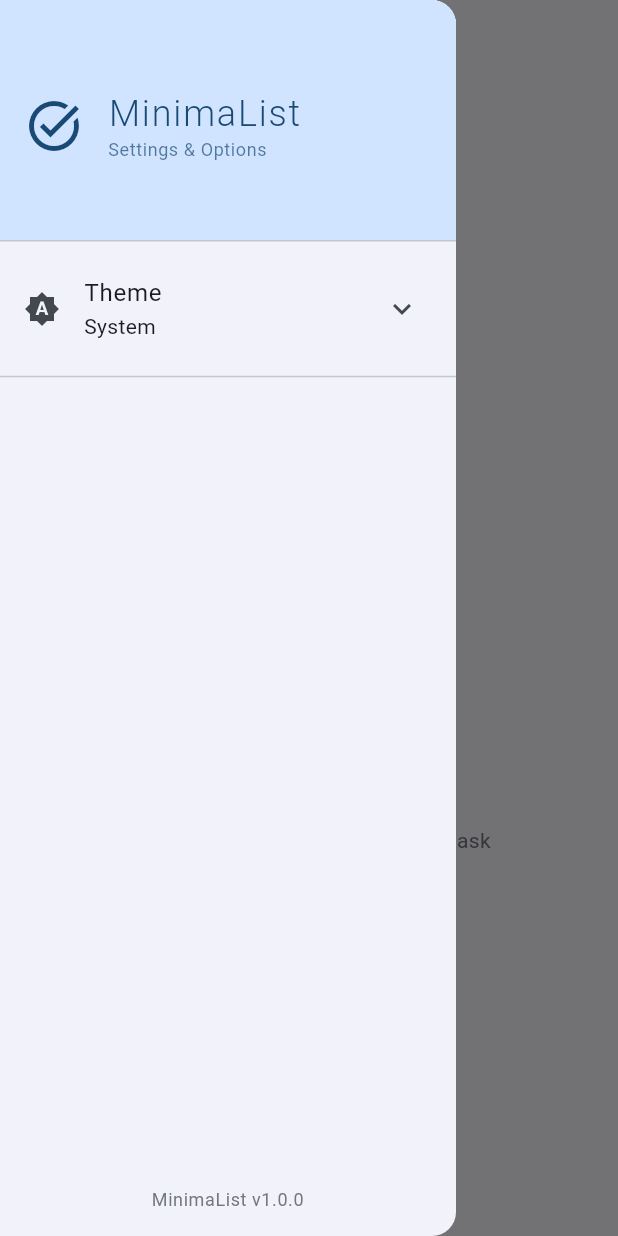
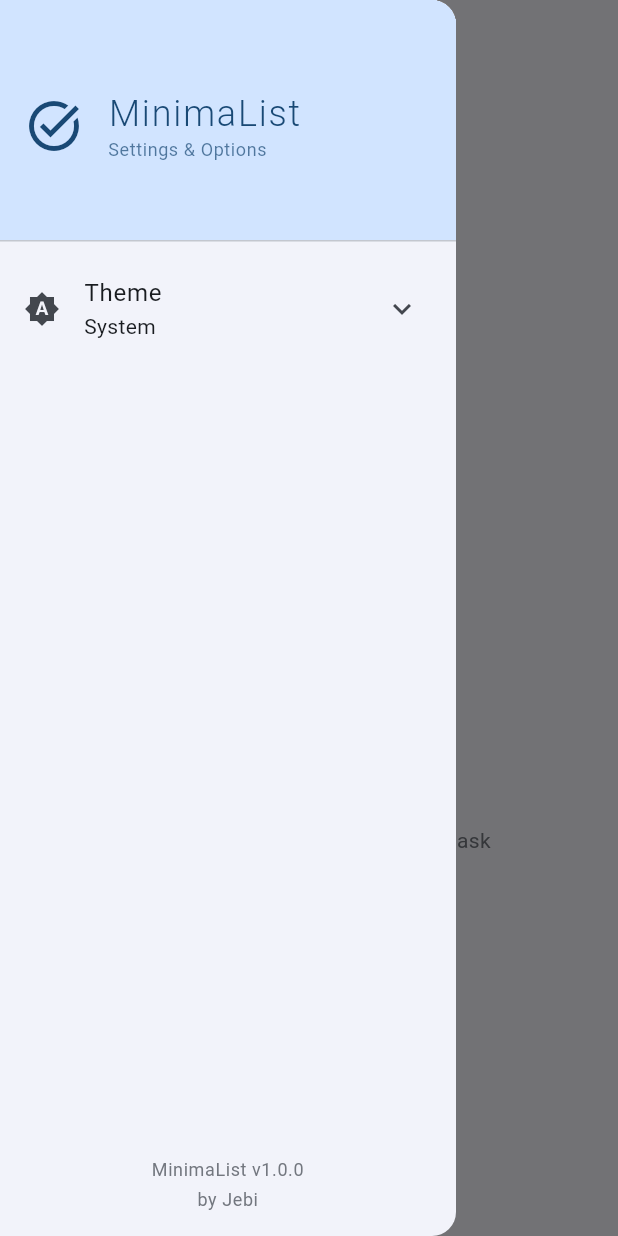
Before and after one commit to HeunLi/MinimaList, a Flutter app: the screen it shows after launch, with the side drawer open, on a phone screen of 412 x 824 dp. Run offline on Flutter 3.47's test engine with Material 3 defaults, Android fonts, the phone set to English and light mode, and no system bars; our stand-ins replace shared_preferences, sqflite; accounts and stored records are empty.

Commit message:
added branding

```diff
--- a/lib/widgets/app_drawer.dart
+++ b/lib/widgets/app_drawer.dart
@@ -133,132 +133,7 @@
                   },
                 ),
 
-                // Filter Section
-                Consumer<TaskProvider>(
-                  builder: (context, taskProvider, child) {
-                    if (taskProvider.allTasks.isEmpty) {
-                      return const SizedBox.shrink();
-                    }
 
-                    return ExpansionTile(
-                      leading: const Icon(Icons.filter_list),
-                      title: const Text('Filter Tasks'),
-                      subtitle: Text(
-                        taskProvider.filterPriority != null
-                            ? '${taskProvider.filterPriority!.displayName} Priority'
-                            : 'All Tasks',
-                      ),
-                      children: [
-                        ListTile(
-                          leading: Icon(
-                            Icons.all_inbox,
-                            color: taskProvider.filterPriority == null
-                                ? Theme.of(context).colorScheme.primary
-                                : null,
-                          ),
-                          title: const Text('All Tasks'),
-                          onTap: () {
-                            taskProvider.clearFilters();
-                            Navigator.of(context).pop();
-                          },
-                          trailing: taskProvider.filterPriority == null
-                              ? Icon(
-                                  Icons.check,
-                                  color: Theme.of(context).colorScheme.primary,
-                                )
-                              : null,
-                        ),
-                        ListTile(
-                          leading: Icon(
-                            Icons.priority_high,
-                            color: taskProvider.filterPriority == TaskPriority.high
-                                ? Theme.of(context).colorScheme.primary
-                                : null,
-                          ),
-                          title: const Text('High Priority'),
-                          onTap: () {
-                            taskProvider.setPriorityFilter(TaskPriority.high);
-                            Navigator.of(context).pop();
-                          },
-                          trailing: taskProvider.filterPriority == TaskPriority.high
-                              ? Icon(
-                                  Icons.check,
-                                  color: Theme.of(context).colorScheme.primary,
-                                )
-                              : null,
-                        ),
-                        ListTile(
-                          leading: Icon(
-                            Icons.remove,
-                            color: taskProvider.filterPriority == TaskPriority.medium
-                                ? Theme.of(context).colorScheme.primary
-                                : null,
-                          ),
-                          title: const Text('Medium Priority'),
-                          onTap: () {
-                            taskProvider.setPriorityFilter(TaskPriority.medium);
-                            Navigator.of(context).pop();
-                          },
-                          trailing: taskProvider.filterPriority == TaskPriority.medium
-                              ? Icon(
-                                  Icons.check,
-                                  color: Theme.of(context).colorScheme.primary,
-                                )
-                              : null,
-                        ),
-                        ListTile(
-                          leading: Icon(
-                            Icons.low_priority,
-                            color: taskProvider.filterPriority == TaskPriority.low
-                                ? Theme.of(context).colorScheme.primary
-                                : null,
-                          ),
-                          title: const Text('Low Priority'),
-                          onTap: () {
-                            taskProvider.setPriorityFilter(TaskPriority.low);
-                            Navigator.of(context).pop();
-                          },
-                          trailing: taskProvider.filterPriority == TaskPriority.low
-                              ? Icon(
-                                  Icons.check,
-                                  color: Theme.of(context).colorScheme.primary,
-                                )
-                              : null,
-                        ),
-                      ],
-                    );
-                  },
-                ),
-
-                const Divider(),
-
-                // Clear Filters (if any active)
-                Consumer<TaskProvider>(
-                  builder: (context, taskProvider, child) {
-                    if (taskProvider.filterPriority == null &&
-                        (taskProvider.filterTags == null || taskProvider.filterTags!.isEmpty)) {
-                      return const SizedBox.shrink();
-                    }
-
-                    return ListTile(
-                      leading: Icon(
-                        Icons.clear_all,
-                        color: Theme.of(context).colorScheme.error,
-                      ),
-                      title: Text(
-                        'Clear All Filters',
-                        style: TextStyle(
-                          color: Theme.of(context).colorScheme.error,
-                        ),
-                      ),
-                      subtitle: const Text('Remove all active filters'),
-                      onTap: () {
-                        taskProvider.clearFilters();
-                        Navigator.of(context).pop();
-                      },
-                    );
-                  },
-                ),
               ],
             ),
           ),
@@ -266,12 +141,25 @@
           // App version info
           Container(
             padding: const EdgeInsets.all(16),
-            child: Text(
-              'MinimaList v1.0.0',
-              style: Theme.of(context).textTheme.bodySmall?.copyWith(
-                color: Theme.of(context).colorScheme.outline,
-              ),
-              textAlign: TextAlign.center,
+            child: Column(
+              children: [
+                Text(
+                  'MinimaList v1.0.0',
+                  style: Theme.of(context).textTheme.bodySmall?.copyWith(
+                    color: Theme.of(context).colorScheme.outline,
+                  ),
+                  textAlign: TextAlign.center,
+                ),
+                const SizedBox(height: 4),
+                Text(
+                  'by Jebi',
+                  style: Theme.of(context).textTheme.bodySmall?.copyWith(
+                    color: Theme.of(context).colorScheme.outline,
+                    fontSize: 12,
+                  ),
+                  textAlign: TextAlign.center,
+                ),
+              ],
             ),
           ),
         ],
```
